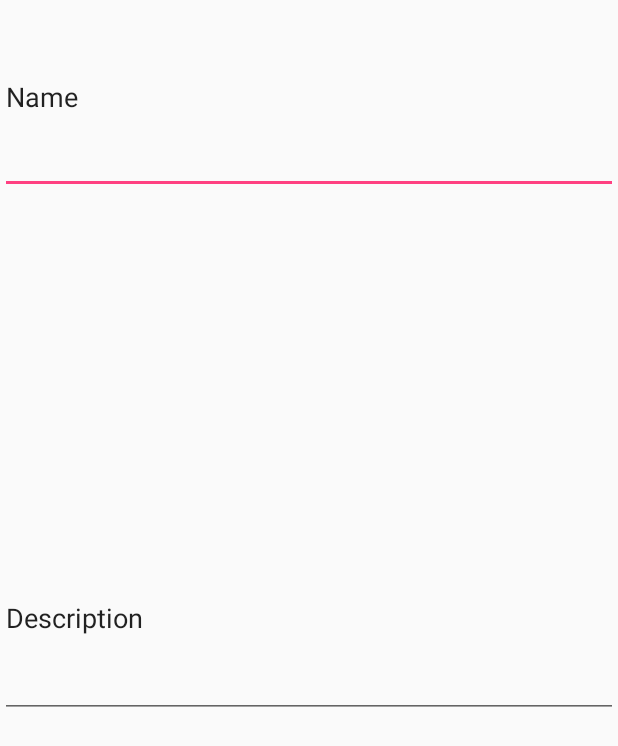
After one commit to kajsaffranzen/TNM082-indoor-navigation, an Android app: the layout fragment_create_poi.xml on its own in the app's theme, with its tools: preview values and no code run, on a phone screen of 412 x 824 dp. The commit adds this screen. Shown: the top 746 px of the screen. Run offline under Robolectric (Android 15) with nearby library versions, the phone set to English and light mode, and no system bars.

Commit message:
added fragment but not implemented

```diff
--- /dev/null
+++ b/app/src/main/res/layout/fragment_create_poi.xml
@@ -0,0 +1,23 @@
+<FrameLayout xmlns:android="http://schemas.android.com/apk/res/android"
+    xmlns:tools="http://schemas.android.com/tools"
+    android:layout_width="match_parent"
+    android:layout_height="match_parent"
+    tools:context="com.example.firebazzze.tnm082_indoor_navigation.CreatePOIFragment">
+
+    <!-- TODO: Update blank fragment layout -->
+    <EditText
+        android:id="@+id/POIname"
+        android:layout_width="match_parent"
+        android:layout_height="129dp"
+        android:text="Name"
+        android:layout_gravity="left|top" />
+
+    <EditText
+        android:id="@+id/POIdesc"
+        android:layout_width="match_parent"
+        android:layout_height="200px"
+        android:text="Description"
+        android:layout_below="@+id/catScroller"
+        android:layout_gravity="left|center_vertical" />
+
+</FrameLayout>
--- a/app/src/main/res/values/colors.xml
+++ b/app/src/main/res/values/colors.xml
@@ -4,4 +4,5 @@
     <color name="colorPrimaryDark">#303F9F</color>
     <color name="colorAccent">#FF4081</color>
     <color name="colorQRText">#3C3C3C</color>
+    <color name="dividerColor">#3C3C3C</color>
 </resources>
--- a/app/src/main/res/values/strings.xml
+++ b/app/src/main/res/values/strings.xml
@@ -3,4 +3,7 @@
     <string name="action_settings">Settings</string>
     <string name="title_activity_list_and_search_view">ListAndSearchView</string>
     <string name="button_text">TESTING</string>
+
+    <!-- TODO: Remove or change this placeholder text -->
+    <string name="hello_blank_fragment">Hello blank fragment</string>
 </resources>
```
Also changed, not shown: app/build.gradle (+5 -2 lines), app/src/main/java/com/example/firebazzze/tnm082_indoor_navigation/CreatePOIFragment.java (added, +108 -0 lines), app/src/main/java/com/example/firebazzze/tnm082_indoor_navigation/ListAndSearchView.java (+9 -0 lines), app/src/main/AndroidManifest.xml (line endings or trailing spaces).
